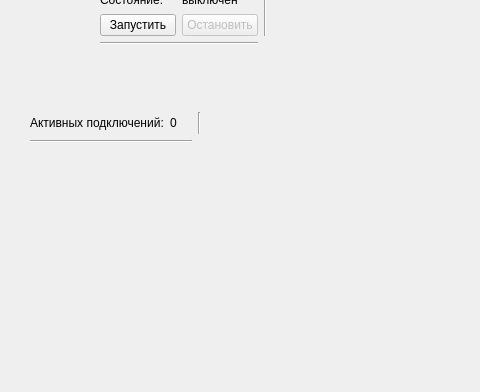
SyrtcevVadim/BesMesServer, file src/mainwindow.ui: the form before one commit; both pictures show x 0 to 480 and y 208 to 600 of the 800 by 600 pixel window.
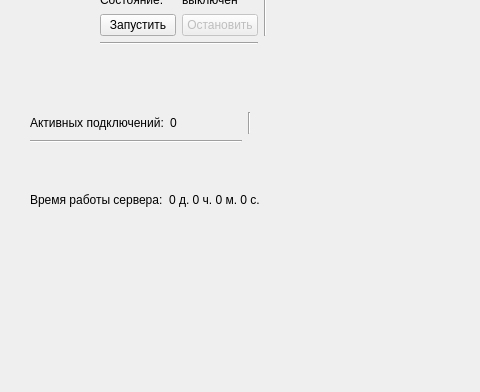
The form after the commit.

Commit message: Добавлен счетчик времени работы приложения

```diff
--- a/src/mainwindow.ui
+++ b/src/mainwindow.ui
@@ -14,12 +14,12 @@
    <string>BesMes Server</string>
   </property>
   <widget class="QWidget" name="centralwidget">
-   <widget class="QWidget" name="">
+   <widget class="QWidget" name="layoutWidget">
     <property name="geometry">
      <rect>
       <x>30</x>
       <y>320</y>
-      <width>171</width>
+      <width>221</width>
       <height>31</height>
      </rect>
     </property>
@@ -57,7 +57,7 @@
      </item>
     </layout>
    </widget>
-   <widget class="QWidget" name="">
+   <widget class="QWidget" name="layoutWidget">
     <property name="geometry">
      <rect>
       <x>100</x>
@@ -126,7 +126,7 @@
      </item>
     </layout>
    </widget>
-   <widget class="QWidget" name="">
+   <widget class="QWidget" name="layoutWidget">
     <property name="geometry">
      <rect>
       <x>417</x>
@@ -229,6 +229,32 @@
      </item>
     </layout>
    </widget>
+   <widget class="QWidget" name="">
+    <property name="geometry">
+     <rect>
+      <x>30</x>
+      <y>400</y>
+      <width>251</width>
+      <height>16</height>
+     </rect>
+    </property>
+    <layout class="QHBoxLayout" name="horizontalLayout">
+     <item>
+      <widget class="QLabel" name="label_9">
+       <property name="text">
+        <string>Время работы сервера:</string>
+       </property>
+      </widget>
+     </item>
+     <item>
+      <widget class="QLabel" name="currentSessionWorkingTimeLbl">
+       <property name="text">
+        <string>0 д. 0 ч. 0 м. 0 с.</string>
+       </property>
+      </widget>
+     </item>
+    </layout>
+   </widget>
   </widget>
   <widget class="QMenuBar" name="menubar">
    <property name="geometry">
```
The commit also changes 5 other files.
